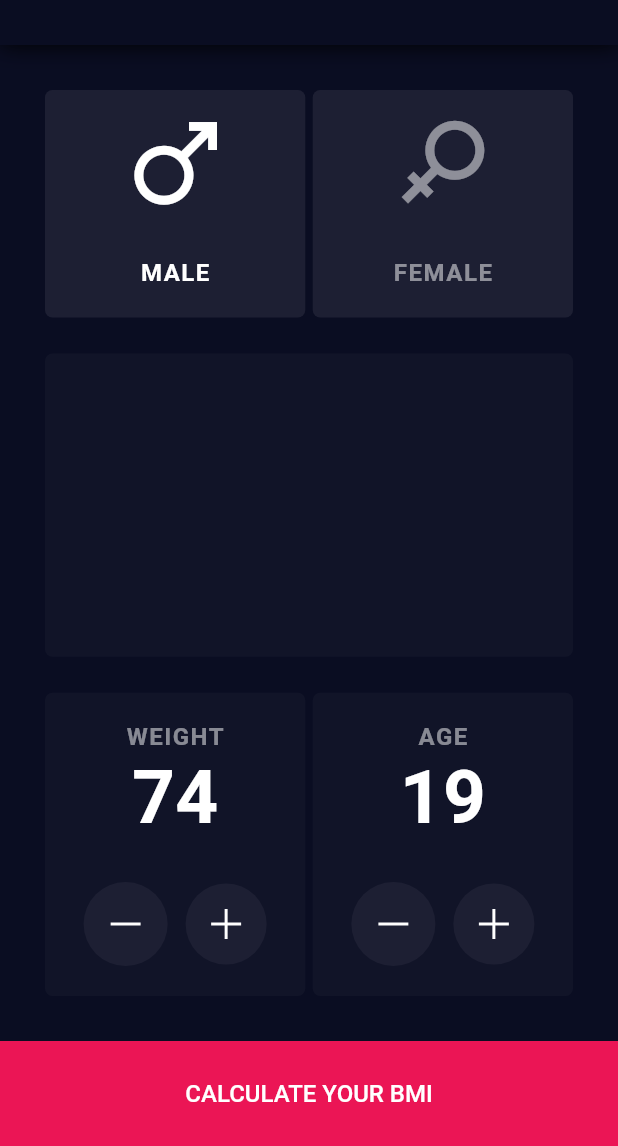
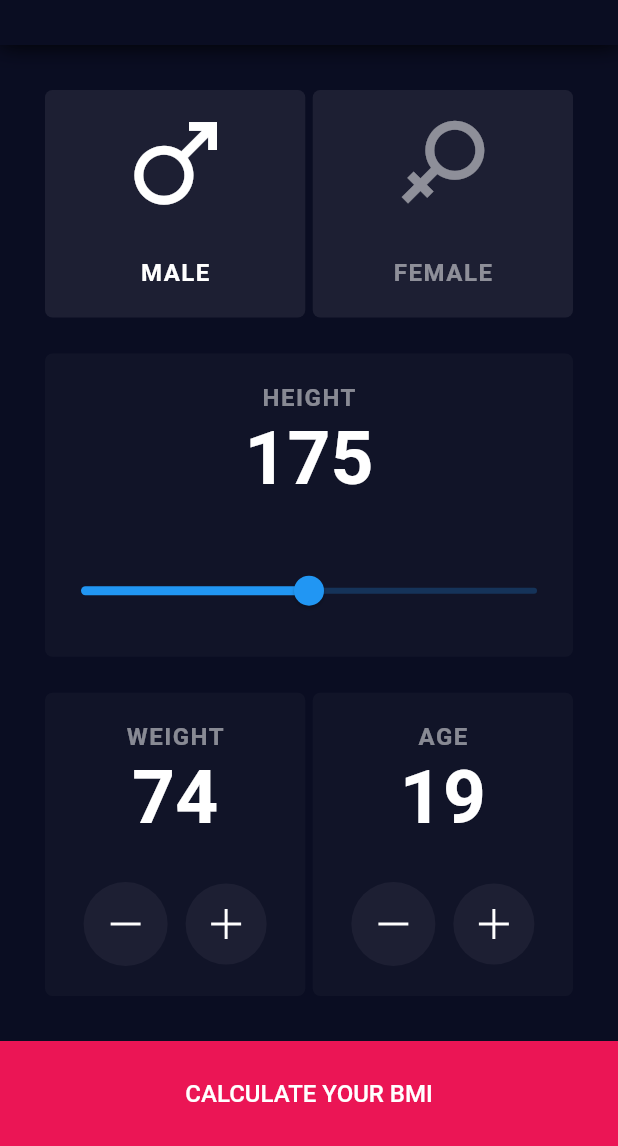
Before and after one commit to ruskakimov/bmi_calculator, a Flutter app: the screen it shows after launch, on a phone screen of 412 x 824 dp, the part 90-1236 px from its top. Run offline on Flutter 3.47's test engine with Material 2 defaults, Android fonts, the phone set to English and light mode, and no system bars.

Commit message:
add height slider

```diff
--- a/lib/main.dart
+++ b/lib/main.dart
@@ -78,6 +78,7 @@ class _InputPageState extends State<InputPage> {
   bool _male = true;
   int _weight = 74;
   int _age = 19;
+  int _height = 175;
 
   void _handleWeightChange(int change) {
     setState(() {
@@ -88,6 +89,12 @@ class _InputPageState extends State<InputPage> {
   void _handleAgeChange(int change) {
     setState(() {
       _age = min(max(0, _age + change), 100);
+    });
+  }
+
+  void _handleHeightChange(double newHeight) {
+    setState(() {
+      _height = newHeight.toInt();
     });
   }
 
@@ -116,7 +123,12 @@ class _InputPageState extends State<InputPage> {
                 SizedBox(height: 24),
                 Expanded(
                   flex: 8,
-                  child: widgets.Card(),
+                  child: HeightCard(
+                    value: _height,
+                    onChange: _handleHeightChange,
+                    min: 125,
+                    max: 225,
+                  ),
                 ),
                 SizedBox(height: 24),
                 Expanded(
@@ -151,3 +163,41 @@ class _InputPageState extends State<InputPage> {
     );
   }
 }
+
+class HeightCard extends StatelessWidget {
+  const HeightCard({
+    Key key,
+    @required this.value,
+    @required this.onChange,
+    @required this.min,
+    @required this.max,
+  }) : super(key: key);
+
+  final int value;
+  final int min;
+  final int max;
+  final Function onChange;
+
+  @override
+  Widget build(BuildContext context) {
+    return widgets.Card(
+      child: Padding(
+        padding: const EdgeInsets.symmetric(vertical: 20.0),
+        child: Column(
+          children: <Widget>[
+            Text('HEIGHT', style: Theme.of(context).textTheme.body1),
+            SizedBox(height: 2),
+            Text(value.toString(), style: Theme.of(context).textTheme.display1),
+            Expanded(child: Container()),
+            Slider(
+              value: value.toDouble(),
+              onChanged: (newHeight) => onChange(newHeight),
+              min: min.toDouble(),
+              max: max.toDouble(),
+            ),
+          ],
+        ),
+      ),
+    );
+  }
+}
```
